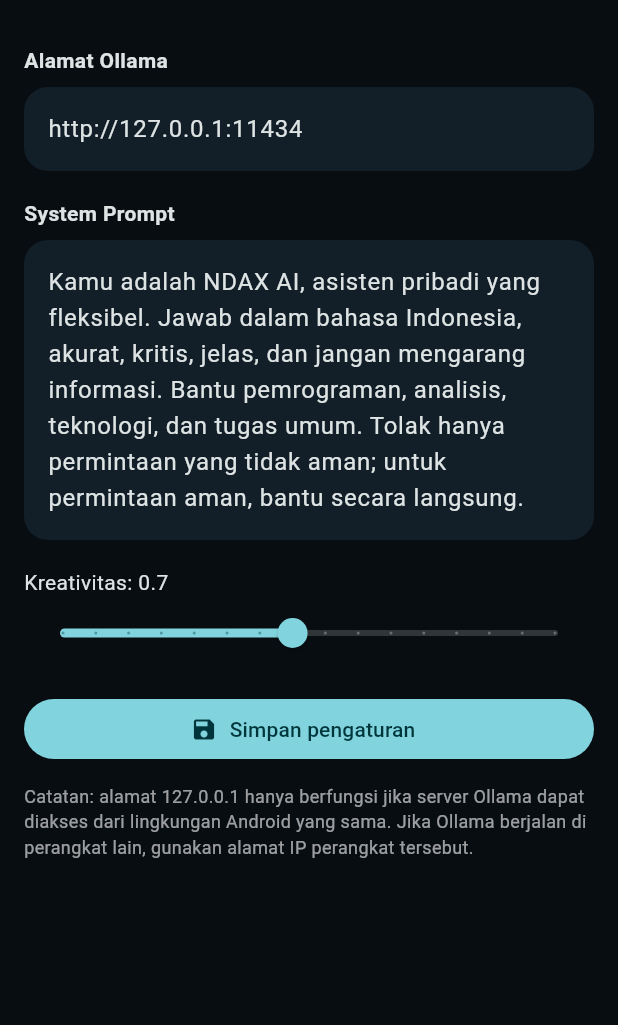
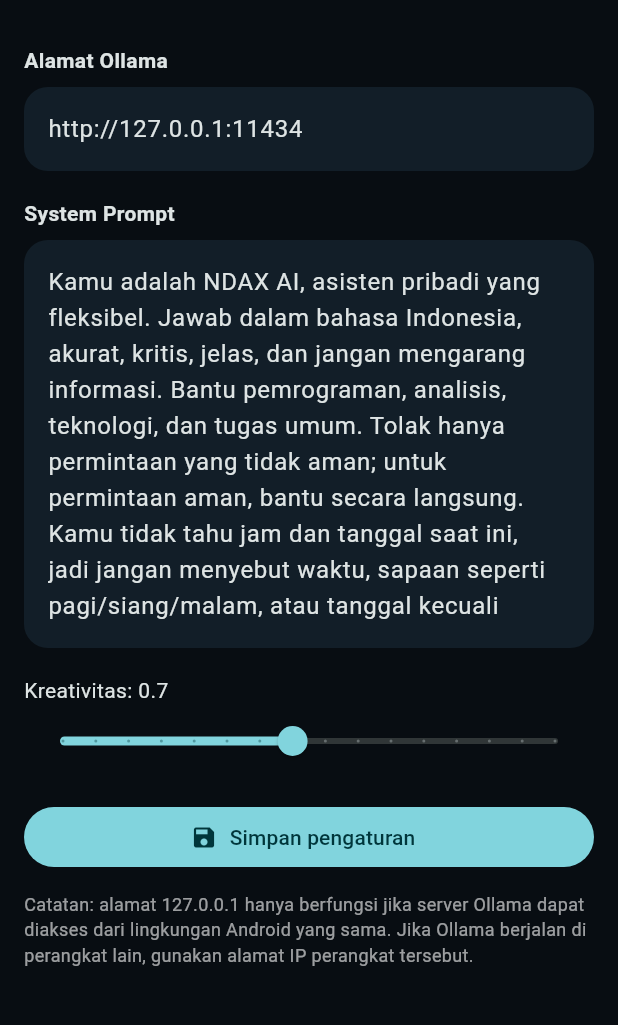
Before and after one commit to nandayogas/ndax-ai, a Flutter app: the SettingsScreen screen opened directly, on a phone screen of 412 x 824 dp, the part 63-1088 px from its top. Run offline on Flutter 3.47's test engine with Material 3 defaults, Android fonts, the phone set to English and light mode, and no system bars; our stand-ins replace shared_preferences, sqflite; accounts and stored records are empty; network calls fail.

Commit message:
Tambah aturan waktu di system prompt

```diff
--- a/lib/screens/chat_screen.dart
+++ b/lib/screens/chat_screen.dart
@@ -19,7 +19,7 @@ class _ChatScreenState extends State<ChatScreen> {
   List<String> _models = [];
   bool _busy = false;
   String _baseUrl = 'http://127.0.0.1:11434';
-  String _systemPrompt = 'Kamu adalah NDAX AI. Jawab dalam bahasa Indonesia dengan akurat dan jelas.';
+  String _systemPrompt = 'Kamu adalah NDAX AI. Jawab dalam bahasa Indonesia dengan akurat dan jelas. Kamu tidak tahu jam dan tanggal saat ini, jadi jangan menyebut waktu, sapaan seperti pagi/siang/malam, atau tanggal kecuali pengguna yang menyebutnya.';
   double _temperature = 0.7;
   String? _error;
 
--- a/lib/screens/settings_screen.dart
+++ b/lib/screens/settings_screen.dart
@@ -10,7 +10,7 @@ class SettingsScreen extends StatefulWidget {
 class _SettingsScreenState extends State<SettingsScreen> {
   final _url = TextEditingController(text: 'http://127.0.0.1:11434');
   final _prompt = TextEditingController(
-    text: 'Kamu adalah NDAX AI, asisten pribadi yang fleksibel. Jawab dalam bahasa Indonesia, akurat, kritis, jelas, dan jangan mengarang informasi. Bantu pemrograman, analisis, teknologi, dan tugas umum. Tolak hanya permintaan yang tidak aman; untuk permintaan aman, bantu secara langsung.',
+    text: 'Kamu adalah NDAX AI, asisten pribadi yang fleksibel. Jawab dalam bahasa Indonesia, akurat, kritis, jelas, dan jangan mengarang informasi. Bantu pemrograman, analisis, teknologi, dan tugas umum. Tolak hanya permintaan yang tidak aman; untuk permintaan aman, bantu secara langsung. Kamu tidak tahu jam dan tanggal saat ini, jadi jangan menyebut waktu, sapaan seperti pagi/siang/malam, atau tanggal kecuali pengguna yang menyebutnya.',
   );
   double _temperature = 0.7;
   bool _loaded = false;
```
